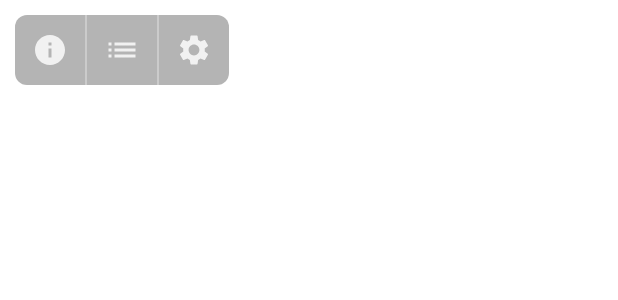
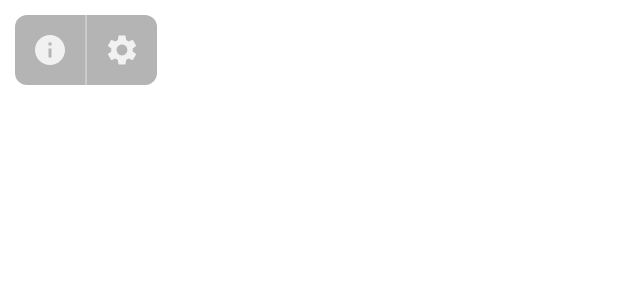
Before and after one commit to pachuho/Earthquake-Map, an Android app built with Jetpack Compose: the @Preview function MapActionIconsPreview, on a phone screen of 412 x 824 dp. Shown: the top 300 px of the screen. Run offline under Robolectric (Android 15) with nearby library versions, the phone set to English and light mode, and no system bars.

Commit message:
Remove icon enable move to table, navi one of MapTypes

```diff
--- a/app/src/main/java/com/pachuho/earthquakemap/ui/screen/map/components/MapActionIcons.kt
+++ b/app/src/main/java/com/pachuho/earthquakemap/ui/screen/map/components/MapActionIcons.kt
@@ -51,14 +51,15 @@ fun MapActionIcons(
             onClickIcon(ActionIcons.Info)
         }
 
-        IconDivider()
-
-        IconDetail(
-            imageVector = Icons.Default.List,
-            contentDescription = stringResource(R.string.earthquake_list)
-        ) {
-            onClickIcon(ActionIcons.List)
-        }
+        // todo after push alarm
+//        IconDivider()
+//
+//        IconDetail(
+//            imageVector = Icons.Default.List,
+//            contentDescription = stringResource(R.string.earthquake_list)
+//        ) {
+//            onClickIcon(ActionIcons.List)
+//        }
 
         IconDivider()
 
--- a/app/src/main/java/com/pachuho/earthquakemap/ui/screen/map/components/settings/SettingMapType.kt
+++ b/app/src/main/java/com/pachuho/earthquakemap/ui/screen/map/components/settings/SettingMapType.kt
@@ -4,7 +4,6 @@ import com.naver.maps.map.compose.MapType
 
 enum class SettingMapType(val value: String) {
     Basic("기본"),
-    Navi("네비게이션"),
     Hybrid("위성"),
     Terrain("지형도");
 
@@ -19,7 +18,6 @@ enum class SettingMapType(val value: String) {
                 ?.let {
                     when (it) {
                         Basic -> MapType.Basic
-                        Navi -> MapType.Navi
                         Hybrid -> MapType.Hybrid
                         Terrain -> MapType.Terrain
                     }
```
